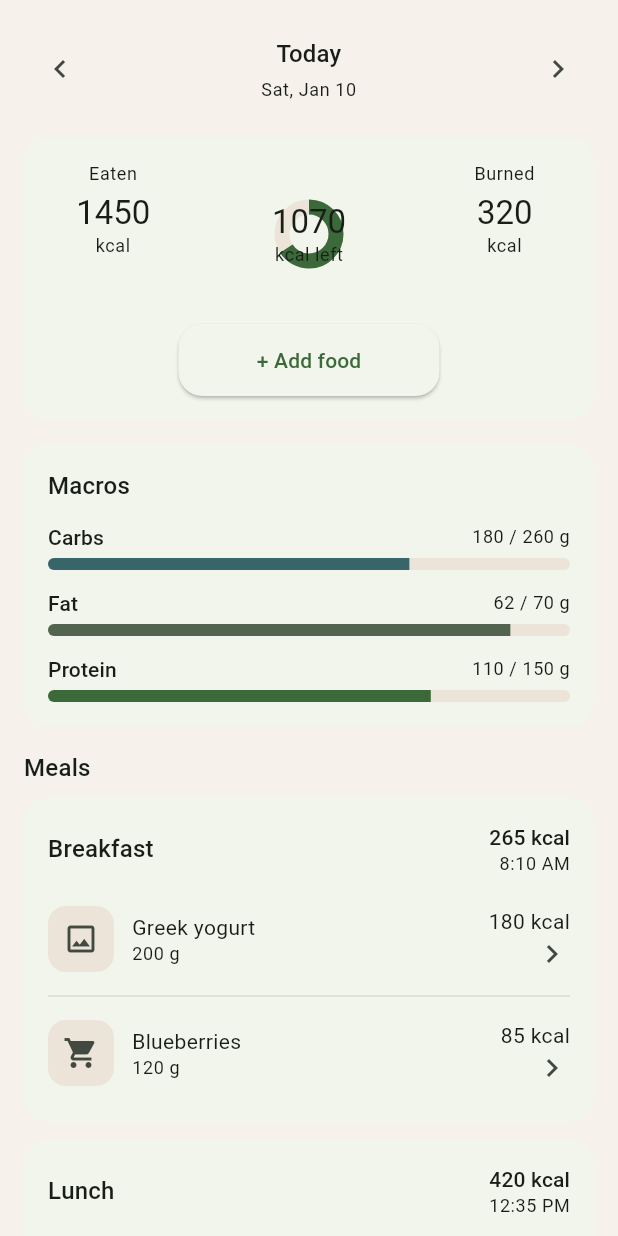
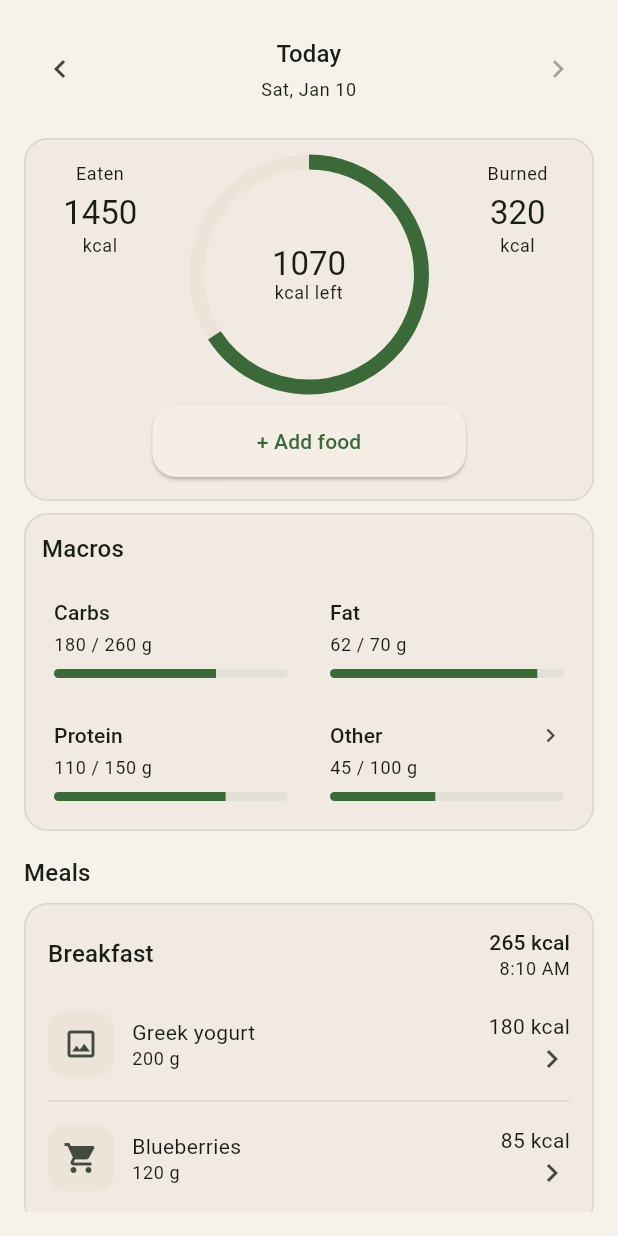
Before and after one commit to Drakon4ik-Coder/fitness-app, a Flutter app: the NutritionTodayPage screen opened directly, on a phone screen of 412 x 824 dp. Run offline on Flutter 3.47's test engine with Material 3 defaults, Android fonts, the phone set to English and light mode, and no system bars; our stand-ins replace dio, flutter_secure_storage; accounts and stored records are empty.

Commit message:
mobile: enhance NutritionTodayPage with macro details navigation, date restrictions, meals separate scrolling and calories progress bar scale

```diff
--- a/apps/mobile/lib/features/nutrition/nutrition_today_page.dart
+++ b/apps/mobile/lib/features/nutrition/nutrition_today_page.dart
@@ -32,6 +32,14 @@ class _NutritionTodayPageState extends State<NutritionTodayPage> {
     );
   }
 
+  void _openMacroDetails(BuildContext context) {
+    Navigator.of(context).push(
+      MaterialPageRoute(
+        builder: (_) => const _MacroDetailsPage(),
+      ),
+    );
+  }
+
   void _showItemDetails(BuildContext context, _MealItem item) {
     ScaffoldMessenger.of(context).showSnackBar(
       SnackBar(
@@ -41,18 +49,24 @@ class _NutritionTodayPageState extends State<NutritionTodayPage> {
   }
 
   void _shiftDay(int offset) {
+    final today = DateUtils.dateOnly(DateTime.now());
+    final nextDate =
+        DateUtils.dateOnly(_selectedDate.add(Duration(days: offset)));
+    if (nextDate.isAfter(today)) {
+      return;
+    }
     setState(() {
-      _selectedDate =
-          DateUtils.dateOnly(_selectedDate.add(Duration(days: offset)));
+      _selectedDate = nextDate;
     });
   }
 
   Future<void> _pickDate() async {
+    final today = DateUtils.dateOnly(DateTime.now());
     final DateTime? selected = await showDatePicker(
       context: context,
       initialDate: _selectedDate,
       firstDate: DateTime(_selectedDate.year - 5, 1, 1),
-      lastDate: DateTime(_selectedDate.year + 5, 12, 31),
+      lastDate: today,
     );
 
     if (selected == null || !mounted) {
@@ -77,7 +91,6 @@ class _NutritionTodayPageState extends State<NutritionTodayPage> {
         math.min(1.0, _eatenKcal / _dailyGoalKcal.toDouble()).toDouble();
 
     return AppScaffold(
-      scrollable: true,
       body: Column(
         crossAxisAlignment: CrossAxisAlignment.stretch,
         children: [
@@ -133,7 +146,7 @@ class _NutritionTodayPageState extends State<NutritionTodayPage> {
                 tooltip: 'Next day',
                 constraints:
                     const BoxConstraints(minWidth: 48, minHeight: 48),
-                onPressed: () => _shiftDay(1),
+                onPressed: isToday ? null : () => _shiftDay(1),
                 icon: const Icon(Icons.chevron_right),
               ),
             ],
@@ -155,36 +168,67 @@ class _NutritionTodayPageState extends State<NutritionTodayPage> {
                         ),
                       ),
                       Expanded(
-                        flex: 2,
+                        flex: 3,
                         child: Column(
                           children: [
-                            SizedBox(
-                              height: 96,
-                              width: 96,
+                            LayoutBuilder(
+                              builder: (context, constraints) {
+                                final textScale =
+                                    MediaQuery.textScaleFactorOf(context);
+                                final baseSize = 150.0;
+                                final scaledSize =
+                                    baseSize * (1 + (textScale - 1) * 0.25);
+                                final size = math.min(
+                                  constraints.maxWidth,
+                                  math.max(140.0, scaledSize),
+                                );
+                                return SizedBox(
+                                  height: size,
+                                  width: size,
                                   child: Stack(
                                     alignment: Alignment.center,
                                     children: [
-                                  CircularProgressIndicator(
+                                      SizedBox.expand(
+                                        child: CircularProgressIndicator(
                                           value: ringProgress,
                                           strokeWidth: 10,
                                           backgroundColor: theme
-                                        .colorScheme.surfaceContainerHighest,
+                                              .colorScheme
+                                              .surfaceContainerHighest,
                                         ),
-                                  Column(
+                                      ),
+                                      Padding(
+                                        padding: const EdgeInsets.symmetric(
+                                            horizontal: AppSpacing.sm),
+                                        child: Column(
                                           mainAxisSize: MainAxisSize.min,
                                           children: [
-                                      Text(
+                                            FittedBox(
+                                              fit: BoxFit.scaleDown,
+                                              child: Text(
                                                 '$kcalLeft',
-                                        style: theme.textTheme.titleLarge,
+                                                style: theme
+                                                    .textTheme.titleLarge
+                                                    ?.copyWith(height: 1.0),
+                                                textAlign: TextAlign.center,
+                                                maxLines: 1,
                                               ),
+                                            ),
+                                            const SizedBox(height: 2),
                                             Text(
                                               'kcal left',
-                                        style: theme.textTheme.bodySmall,
+                                              style: theme
+                                                  .textTheme.bodySmall
+                                                  ?.copyWith(height: 1.1),
+                                              textAlign: TextAlign.center,
                                             ),
                                           ],
                                         ),
+                                      ),
                                     ],
                                   ),
+                                );
+                              },
                             ),
                             const SizedBox(height: AppSpacing.md),
                             SizedBox(
@@ -210,10 +254,10 @@ class _NutritionTodayPageState extends State<NutritionTodayPage> {
               ),
             ),
           ),
-          const SizedBox(height: AppSpacing.lg),
+          const SizedBox(height: AppSpacing.sm),
           Card(
             child: Padding(
-              padding: const EdgeInsets.all(AppSpacing.lg),
+              padding: const EdgeInsets.all(AppSpacing.md),
               child: Column(
                 crossAxisAlignment: CrossAxisAlignment.start,
                 children: [
@@ -222,29 +266,66 @@ class _NutritionTodayPageState extends State<NutritionTodayPage> {
                     style: theme.textTheme.titleMedium,
                   ),
                   const SizedBox(height: AppSpacing.md),
-                  for (int i = 0; i < _macroSummaries.length; i++) ...[
-                    _MacroRow(macro: _macroSummaries[i]),
-                    if (i != _macroSummaries.length - 1)
-                      const SizedBox(height: AppSpacing.md),
+                  LayoutBuilder(
+                    builder: (context, constraints) {
+                      const double gap = AppSpacing.md;
+                      final textScale =
+                          MediaQuery.textScaleFactorOf(context);
+                      final minTileWidth =
+                          140 * math.min(textScale, 1.4);
+                      int columns = 3;
+                      if (constraints.maxWidth <
+                          minTileWidth * 3 + gap * 2) {
+                        columns = 2;
+                      }
+                      if (constraints.maxWidth < minTileWidth * 2 + gap) {
+                        columns = 1;
+                      }
+                      final tileWidth = (constraints.maxWidth -
+                              gap * (columns - 1)) /
+                          columns;
+                      return Wrap(
+                        spacing: gap,
+                        runSpacing: gap,
+                        children: [
+                          for (final macro in _macroSummaries)
+                            SizedBox(
+                              width: tileWidth,
+                              child: _MacroTile(
+                                macro: macro,
+                                color: theme.colorScheme.primary,
+                                trackColor: theme
+                                    .colorScheme.outlineVariant
+                                    .withOpacity(0.3),
+                                onTap: macro.type == MacroType.other
+                                    ? () => _openMacroDetails(context)
+                                    : null,
+                              ),
+                            ),
                         ],
+                      );
+                    },
+                  ),
                 ],
               ),
             ),
           ),
           const SizedBox(height: AppSpacing.lg),
-          AppSection(
-            title: 'Meals',
-            child: Column(
-              children: [
-                for (int i = 0; i < _mealSummaries.length; i++) ...[
-                  _MealCard(
-                    meal: _mealSummaries[i],
+          const AppSection(title: 'Meals'),
+          const SizedBox(height: AppSpacing.sm),
+          Expanded(
+            child: ListView.separated(
+              padding: const EdgeInsets.only(bottom: AppSpacing.lg),
+              itemCount: _mealSummaries.length,
+              separatorBuilder: (context, index) =>
+                  const SizedBox(height: AppSpacing.md),
+              itemBuilder: (context, index) {
+                final meal = _mealSummaries[index];
+                return _MealCard(
+                  meal: meal,
                   onItemTap: (item) => _showItemDetails(context, item),
-                  ),
-                  if (i != _mealSummaries.length - 1)
-                    const SizedBox(height: AppSpacing.md),
-                ],
-              ],
+                );
+              },
             ),
           ),
         ],
@@ -293,61 +374,114 @@ class _SummaryStat extends StatelessWidget {
   }
 }
 
-class _MacroRow extends StatelessWidget {
-  const _MacroRow({required this.macro});
+class _MacroTile extends StatelessWidget {
+  const _MacroTile({
+    required this.macro,
+    required this.color,
+    required this.trackColor,
+    this.onTap,
+  });
 
   final _MacroSummary macro;
-
-  Color _macroColor(ThemeData theme, MacroType type) {
-    final scheme = theme.colorScheme;
-    switch (type) {
-      case MacroType.carbs:
-        return scheme.tertiary;
-      case MacroType.fat:
-        return scheme.secondary;
-      case MacroType.protein:
-        return scheme.primary;
-    }
-  }
+  final Color color;
+  final Color trackColor;
+  final VoidCallback? onTap;
 
   @override
   Widget build(BuildContext context) {
     final theme = Theme.of(context);
     final progress = math.min(1.0, macro.current / macro.goal).toDouble();
-    final color = _macroColor(theme, macro.type);
 
-    return Column(
-      crossAxisAlignment: CrossAxisAlignment.start,
-      children: [
-        Row(
+    final label = Row(
       children: [
         Expanded(
           child: Text(
             macro.label,
-                style: theme.textTheme.titleSmall,
+            style: theme.textTheme.labelLarge,
             maxLines: 1,
             overflow: TextOverflow.ellipsis,
           ),
         ),
+        if (onTap != null) ...[
+          const SizedBox(width: AppSpacing.xs),
+          Icon(
+            Icons.chevron_right,
+            size: 18,
+            color: theme.colorScheme.onSurfaceVariant,
+          ),
+        ],
+      ],
+    );
+
+    final content = Padding(
+      padding: const EdgeInsets.all(AppSpacing.sm),
+      child: Column(
+        crossAxisAlignment: CrossAxisAlignment.start,
+        children: [
+          label,
+          const SizedBox(height: AppSpacing.xs),
           Text(
             '${macro.current} / ${macro.goal} g',
             style: theme.textTheme.bodySmall,
             maxLines: 1,
             overflow: TextOverflow.ellipsis,
           ),
-          ],
-        ),
-        const SizedBox(height: AppSpacing.xs),
+          const SizedBox(height: AppSpacing.sm),
           ClipRRect(
             borderRadius: BorderRadius.circular(AppRadius.sm),
             child: LinearProgressIndicator(
               value: progress,
-            minHeight: 8,
+              minHeight: 6,
               color: color,
-            backgroundColor: theme.colorScheme.surfaceContainerHighest,
+              backgroundColor: trackColor,
             ),
           ),
         ],
+      ),
+    );
+
+    if (onTap == null) {
+      return content;
+    }
+
+    return Semantics(
+      button: true,
+      label: 'View all macros',
+      child: InkWell(
+        borderRadius: BorderRadius.circular(AppRadius.md),
+        onTap: onTap,
+        child: content,
+      ),
+    );
+  }
+}
+
+class _MacroDetailsPage extends StatelessWidget {
+  const _MacroDetailsPage();
+
+  @override
+  Widget build(BuildContext context) {
+    final theme = Theme.of(context);
+
+    return AppScaffold(
+      appBar: AppBar(
+        title: const Text('Macros'),
+      ),
+      scrollable: true,
+      body: Column(
+        crossAxisAlignment: CrossAxisAlignment.start,
+        children: [
+          Text(
+            'Macro details coming soon.',
+            style: theme.textTheme.titleMedium,
+          ),
+          const SizedBox(height: AppSpacing.sm),
+          Text(
+            'This page will show all macro progress bars.',
+            style: theme.textTheme.bodyMedium,
+          ),
+        ],
+      ),
     );
   }
 }
@@ -495,7 +629,7 @@ const int _dailyGoalKcal = 2200;
 const int _eatenKcal = 1450;
 const int _burnedKcal = 320;
 
-enum MacroType { carbs, fat, protein }
+enum MacroType { carbs, fat, protein, other }
 
 class _MacroSummary {
   const _MacroSummary({
@@ -560,6 +694,12 @@ const List<_MacroSummary> _macroSummaries = [
     label: 'Protein',
     current: 110,
     goal: 150,
+  ),
+  _MacroSummary(
+    type: MacroType.other,
+    label: 'Other',
+    current: 45,
+    goal: 100,
   ),
 ];
 
--- a/apps/mobile/lib/ui_system/app_theme.dart
+++ b/apps/mobile/lib/ui_system/app_theme.dart
@@ -21,8 +21,18 @@ class AppTheme {
     final surface = brightness == Brightness.light ? warmSurface : darkSurface;
     final surfaceContainerHighest =
         brightness == Brightness.light ? warmSurfaceVariant : darkSurfaceVariant;
+    final surfaceContainerLow =
+        Color.lerp(surface, surfaceContainerHighest, 0.24)!;
+    final surfaceContainer =
+        Color.lerp(surface, surfaceContainerHighest, 0.48)!;
+    final surfaceContainerHigh =
+        Color.lerp(surface, surfaceContainerHighest, 0.72)!;
     final colorScheme = base.copyWith(
       surface: surface,
+      surfaceContainerLowest: surface,
+      surfaceContainerLow: surfaceContainerLow,
+      surfaceContainer: surfaceContainer,
+      surfaceContainerHigh: surfaceContainerHigh,
       surfaceContainerHighest: surfaceContainerHighest,
     );
     final inputBorder = OutlineInputBorder(
@@ -33,7 +43,7 @@ class AppTheme {
     return ThemeData(
       useMaterial3: true,
       colorScheme: colorScheme,
-      scaffoldBackgroundColor: colorScheme.surface,
+      scaffoldBackgroundColor: colorScheme.surfaceContainerLowest,
       inputDecorationTheme: InputDecorationTheme(
         filled: true,
         fillColor: colorScheme.surfaceContainerHighest,
@@ -72,8 +82,14 @@ class AppTheme {
       ),
       cardTheme: CardThemeData(
         elevation: 0,
+        color: colorScheme.surfaceContainer,
         margin: EdgeInsets.zero,
-        shape: RoundedRectangleBorder(borderRadius: AppRadius.card),
+        shape: RoundedRectangleBorder(
+          borderRadius: AppRadius.card,
+          side: BorderSide(
+            color: colorScheme.outlineVariant.withOpacity(0.6),
+          ),
+        ),
       ),
     );
   }
```
Lines whose indentation alone changed are shown as unchanged.
